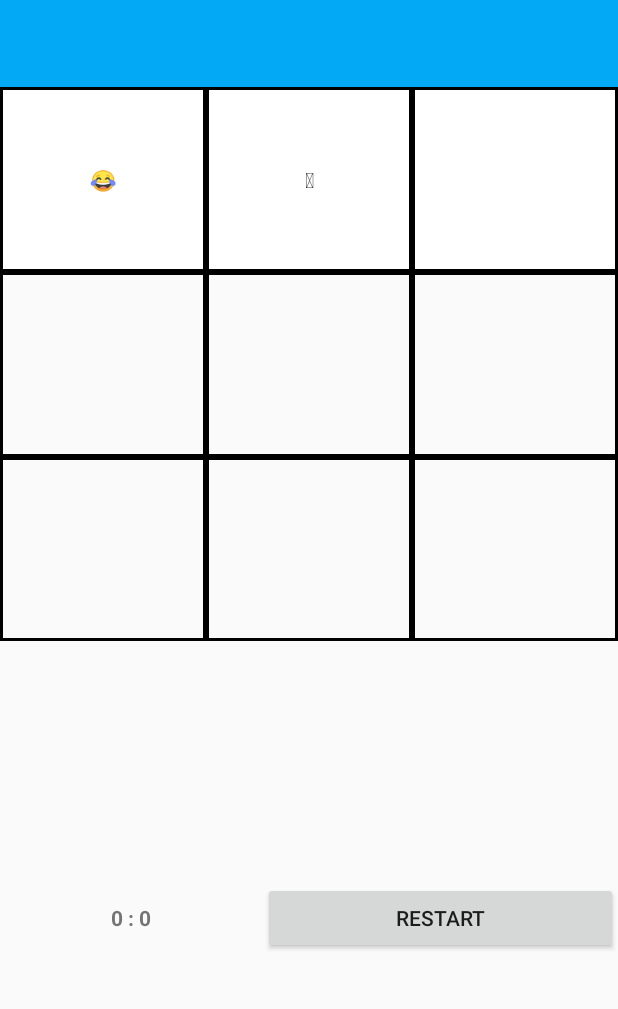
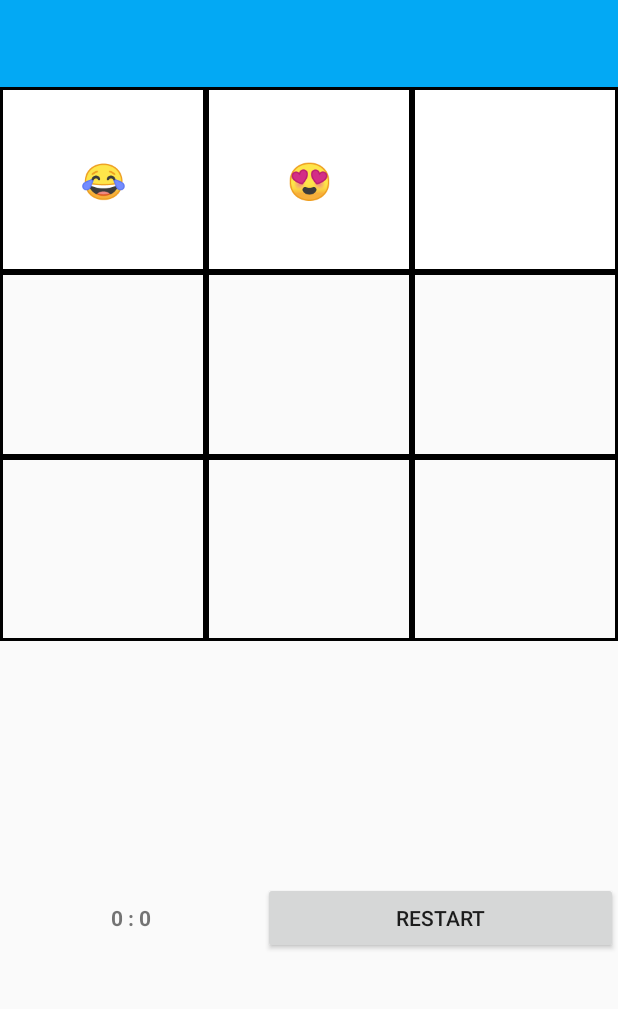
Before and after one commit to ravaka34/TicToe-Android, an Android app: the screen it shows after launch (MainActivity), after a tap on an icon or button, on a phone screen of 412 x 824 dp, the part 41-1050 px from its top. Run offline under Robolectric (Android 15) with nearby library versions, the phone set to English and light mode, and no system bars; 3 other taps on this screen came first.

Commit message:
change the emoji

```diff
--- a/app/src/main/java/com/example/tictoe/ui/MainActivity.java
+++ b/app/src/main/java/com/example/tictoe/ui/MainActivity.java
@@ -19,7 +19,7 @@ public class MainActivity extends Activity {
         setContentView(R.layout.main_activity);
         Button[] cases = getCases();
         Player player1 = new Player("\uD83D\uDE02");
-        Player player2 = new Player("\uD83E\uDD79");
+        Player player2 = new Player("\uD83D\uDE0D");
         TextView scoreView = (TextView) findViewById(R.id.scoreView);
         Board board = new Board(cases, player1, player2, scoreView);
     }
--- a/app/src/main/res/layout/main_activity.xml
+++ b/app/src/main/res/layout/main_activity.xml
@@ -42,21 +42,24 @@
                 android:layout_width="wrap_content"
                 android:layout_height="match_parent"
                 android:layout_weight="1"
-                android:background="@drawable/button_background" />
+                android:background="@drawable/button_background"
+                android:textSize="24sp" />
 
             <Button
                 android:id="@+id/button1"
                 android:layout_width="wrap_content"
                 android:layout_height="match_parent"
                 android:layout_weight="1"
-                android:background="@drawable/button_background" />
+                android:background="@drawable/button_background"
+                android:textSize="24sp" />
 
             <Button
                 android:id="@+id/button2"
                 android:layout_width="wrap_content"
                 android:layout_height="match_parent"
                 android:layout_weight="1"
-                android:background="@drawable/button_background" />
+                android:background="@drawable/button_background"
+                android:textSize="24sp" />
 
         </LinearLayout>
 
@@ -71,21 +74,24 @@
                 android:layout_width="wrap_content"
                 android:layout_height="match_parent"
                 android:layout_weight="1"
-                android:background="@drawable/button_background" />
+                android:background="@drawable/button_background"
+                android:textSize="24sp" />
 
             <Button
                 android:id="@+id/button4"
                 android:layout_width="wrap_content"
                 android:layout_height="match_parent"
                 android:layout_weight="1"
-                android:background="@drawable/button_background" />
+                android:background="@drawable/button_background"
+                android:textSize="24sp" />
 
             <Button
                 android:id="@+id/button5"
                 android:layout_width="wrap_content"
                 android:layout_height="match_parent"
                 android:layout_weight="1"
-                android:background="@drawable/button_background" />
+                android:background="@drawable/button_background"
+                android:textSize="24sp" />
 
         </LinearLayout>
 
@@ -100,21 +106,24 @@
                 android:layout_width="wrap_content"
                 android:layout_height="match_parent"
                 android:layout_weight="1"
-                android:background="@drawable/button_background" />
+                android:background="@drawable/button_background"
+                android:textSize="24sp" />
 
             <Button
                 android:id="@+id/button7"
                 android:layout_width="wrap_content"
                 android:layout_height="match_parent"
                 android:layout_weight="1"
-                android:background="@drawable/button_background" />
+                android:background="@drawable/button_background"
+                android:textSize="24sp" />
 
             <Button
                 android:id="@+id/button8"
                 android:layout_width="wrap_content"
                 android:layout_height="match_parent"
                 android:layout_weight="1"
-                android:background="@drawable/button_background" />
+                android:background="@drawable/button_background"
+                android:textSize="24sp" />
 
         </LinearLayout>
     </LinearLayout>
```
